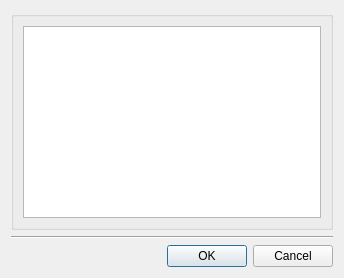
ibergis/ibergis_qgis_plugin, file core/ui/toolbars/main/nonvisual_controls.ui: the form before one commit.
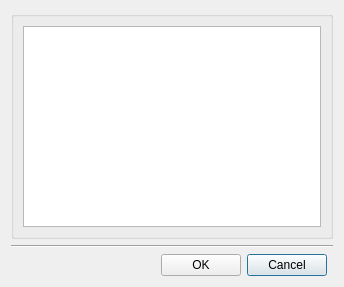
The form after the commit.

Commit message: feat(dialogs): add help button

What changed in the file:
```diff
--- a/core/ui/toolbars/main/nonvisual_controls.ui
+++ b/core/ui/toolbars/main/nonvisual_controls.ui
@@ -7,19 +7,30 @@
     <x>0</x>
     <y>0</y>
     <width>344</width>
-    <height>278</height>
+    <height>287</height>
    </rect>
   </property>
   <property name="windowTitle">
    <string>Simple Controls Editor</string>
   </property>
   <layout class="QGridLayout" name="verticalLayout_4">
-   <item row="2" column="0" colspan="2">
-    <layout class="QHBoxLayout" name="horizontalLayout">
-     <property name="sizeConstraint">
-      <enum>QLayout::SetDefaultConstraint</enum>
+   <item row="1" column="0" colspan="2">
+    <widget class="Line" name="line">
+     <property name="orientation">
+      <enum>Qt::Horizontal</enum>
      </property>
-     <item>
+    </widget>
+   </item>
+   <item row="2" column="0">
+    <layout class="QGridLayout" name="lyt_buttons">
+     <item row="0" column="2">
+      <widget class="QPushButton" name="btn_cancel">
+       <property name="text">
+        <string>Cancel</string>
+       </property>
+      </widget>
+     </item>
+     <item row="0" column="0">
       <spacer name="horizontalSpacer">
        <property name="orientation">
         <enum>Qt::Horizontal</enum>
@@ -32,20 +43,13 @@
        </property>
       </spacer>
      </item>
-     <item>
+     <item row="0" column="1">
       <widget class="QPushButton" name="btn_accept">
        <property name="text">
         <string>OK</string>
        </property>
       </widget>
      </item>
-     <item>
-      <widget class="QPushButton" name="btn_cancel">
-       <property name="text">
-        <string>Cancel</string>
-       </property>
-      </widget>
-     </item>
     </layout>
    </item>
    <item row="1" column="0" colspan="2">
```
Left out of the diff: 7 changed lines with no effect on the pictures. The commit also changes 23 other files.
